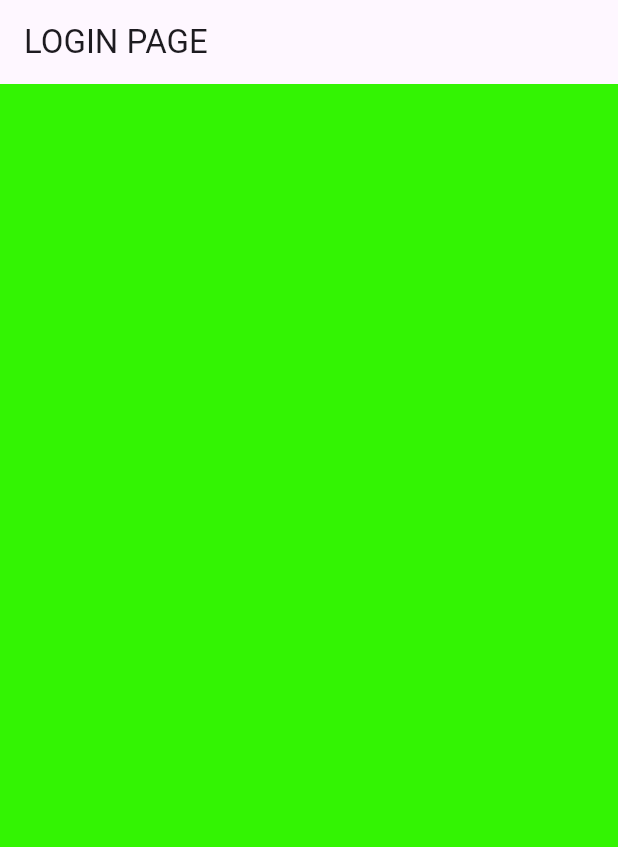
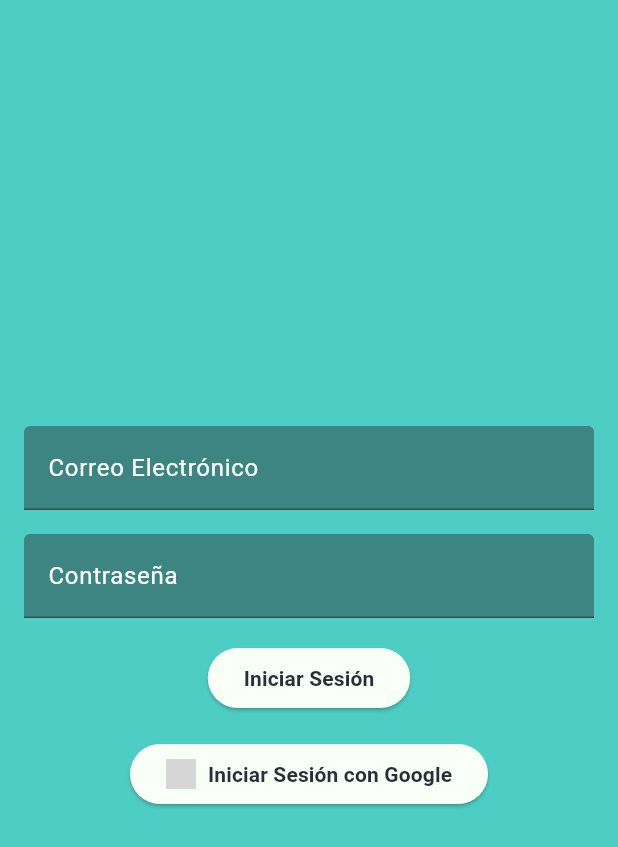
Before and after one commit to Jaime-SC/proyecto_final, a Flutter app: the screen it shows after launch, on a phone screen of 412 x 824 dp. Shown: the top 847 px of the screen. Run offline on Flutter 3.47's test engine with Material 2 defaults, Android fonts, the phone set to English and light mode, and no system bars; our stand-ins replace firebase_auth, firebase_core, google_sign_in, icons_plus; accounts and stored records are empty; grey boxes are pictures that could not be loaded.

Commit message:
login google

```diff
--- a/lib/main.dart
+++ b/lib/main.dart
@@ -3,25 +3,22 @@ import 'package:flutter/material.dart';
 import 'package:proyecto_final/firebase_options.dart';
 import 'package:proyecto_final/screens/login_page.dart';
 
-void main() async{
+void main() async {
   WidgetsFlutterBinding.ensureInitialized();
-  await Firebase.initializeApp(
-    options: DefaultFirebaseOptions.currentPlatform
-  );
+  await Firebase.initializeApp(options: DefaultFirebaseOptions.currentPlatform);
   runApp(const MyApp());
 }
 
 class MyApp extends StatelessWidget {
-  const MyApp({super.key});
+  const MyApp({Key? key}) : super(key: key);
 
-  // This widget is the root of your application.
   @override
   Widget build(BuildContext context) {
     return MaterialApp(
+      debugShowCheckedModeBanner: false,
       title: 'Flutter Demo',
       theme: ThemeData(
-
-        colorScheme: ColorScheme.fromSeed(seedColor: Colors.deepPurple),
+        colorScheme: ColorScheme.fromSeed(seedColor: const Color(0xffF7FFF7)),
         useMaterial3: true,
       ),
       home: const LoginPage(),
--- a/lib/screens/login_page.dart
+++ b/lib/screens/login_page.dart
@@ -1,18 +1,93 @@
 import 'package:flutter/material.dart';
+import 'package:icons_plus/icons_plus.dart';
+import 'package:proyecto_final/fire_functions.dart';
+import '../widgets/widgets_ui.dart';
 
 class LoginPage extends StatefulWidget {
-  const LoginPage({super.key});
+  const LoginPage({Key? key}) : super(key: key);
 
   @override
   State<LoginPage> createState() => _LoginPageState();
 }
 
 class _LoginPageState extends State<LoginPage> {
+  late TextEditingController emailController, passwordController;
+
   @override
   Widget build(BuildContext context) {
     return Scaffold(
-      appBar: AppBar(title: Text("LOGIN PAGE"),),
-      body: Container(foregroundDecoration: BoxDecoration(color: Color.fromRGBO(51, 244, 3, 1)),)
+      body: Container(
+        padding: const EdgeInsets.all(16.0),
+        decoration: BoxDecoration(
+          color: const Color(0xff4ECDC4),
+        ),
+        child: Column(
+          mainAxisAlignment: MainAxisAlignment.center,
+          children: [
+            // Email Field
+            TextFieldLogin(
+              labelText: 'Correo Electrónico',
+              keyboardType: TextInputType.emailAddress,
+            ),
+
+            const SizedBox(height: 16.0),
+
+            // Password Field
+            TextFieldLogin(
+              labelText: 'Contraseña',
+              keyboardType: TextInputType.text,
+              isPassword: true,
+            ),
+
+            const SizedBox(height: 16.0),
+
+            // Normal Login Button
+            ElevatedButton(
+              style: ButtonStyle(
+                backgroundColor:
+                    MaterialStatePropertyAll(const Color(0xffF7FFF7)),
+              ),
+              onPressed: () {
+                // Implementa la lógica de inicio de sesión normal aquí
+              },
+              child: Text(
+                'Iniciar Sesión',
+                style: TextStyle(
+                  color: const Color(0xff292F36),
+                  fontWeight: FontWeight.bold,
+                ),
+              ),
+            ),
+
+            const SizedBox(height: 16.0),
+
+            // Google Sign-In Button
+            ElevatedButton(
+              style: ButtonStyle(
+                backgroundColor:
+                    MaterialStatePropertyAll(const Color(0xffF7FFF7)),
+              ),
+              onPressed: () {
+                FirebaseService.signInWithGoogle(context);
+              },
+              child: Row(
+                mainAxisSize: MainAxisSize.min,
+                children: [
+                  Logo(Logos.google, size: 20),
+                  const SizedBox(width: 8.0),
+                  Text(
+                    'Iniciar Sesión con Google',
+                    style: TextStyle(
+                      color: const Color(0xff292F36),
+                      fontWeight: FontWeight.bold,
+                    ),
+                  ),
+                ],
+              ),
+            ),
+          ],
+        ),
+      ),
     );
   }
 }
--- /dev/null
+++ b/lib/widgets/widgets_ui.dart
@@ -0,0 +1,34 @@
+import 'package:flutter/material.dart';
+
+class TextFieldLogin extends StatelessWidget {
+  final String labelText;
+  final TextInputType keyboardType;
+  final bool isPassword;
+
+  const TextFieldLogin({
+    Key? key,
+    required this.labelText,
+    required this.keyboardType,
+    this.isPassword = false,
+  }) : super(key: key);
+
+  @override
+  Widget build(BuildContext context) {
+    return TextField(
+      obscureText: isPassword,
+      decoration: InputDecoration(
+        labelText: labelText,
+        filled: true,
+        fillColor: const Color(0x75292F36),
+        labelStyle: const TextStyle(
+            color: Colors.white), // Cambia el color del texto del label
+        hintStyle: const TextStyle(
+            color: Colors
+                .white), // Cambia el color del texto de hint (cuando no hay texto)
+      ),
+      keyboardType: keyboardType,
+      style: const TextStyle(
+          color: Colors.white), // Cambia el color del texto del input
+    );
+  }
+}
--- a/pubspec.yaml
+++ b/pubspec.yaml
@@ -35,7 +35,11 @@ dependencies:
   # The following adds the Cupertino Icons font to your application.
   # Use with the CupertinoIcons class for iOS style icons.
   cupertino_icons: ^1.0.2
+  material_design_icons_flutter: ^7.0.7296
+  icons_plus: ^4.0.0
   firebase_core: ^2.22.0
+  firebase_auth: ^4.14.0
+  google_sign_in: ^6.1.6
 
 dev_dependencies:
   flutter_test:
```
Also changed, not shown: lib/fire_functions.dart (added, +40 -0 lines), lib/screens/home_page.dart (added, +34 -0 lines), pubspec.lock, 4 other files.
